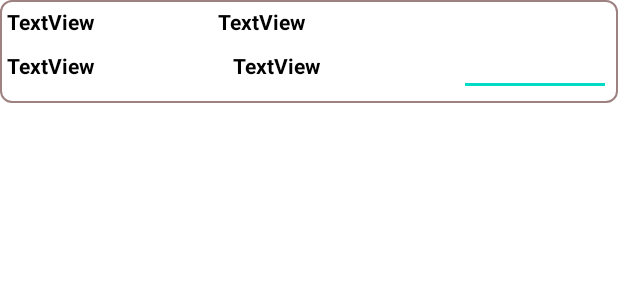
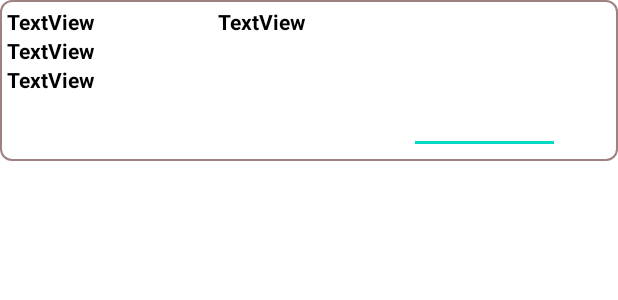
Before and after one commit to codelabs2022/HM_TEXAS, an Android app: the layout item_stockitem.xml on its own in the app's theme, with its tools: preview values and no code run, on a phone screen of 412 x 824 dp. Shown: the top 300 px of the screen. Run offline under Robolectric (Android 15) with nearby library versions, the phone set to English and light mode, and no system bars.

Commit message:
2025010 codes

```diff
--- a/app/build.gradle
+++ b/app/build.gradle
@@ -8,7 +8,7 @@ android {
 
     defaultConfig {
         applicationId "com.pda.hm_texas"
-        minSdk 29
+        minSdk 28
         targetSdk 34
         versionCode 2
         versionName "1.1"
--- a/app/src/main/java/com/pda/hm_texas/adapter/prod/OrderAdapter.java
+++ b/app/src/main/java/com/pda/hm_texas/adapter/prod/OrderAdapter.java
@@ -90,9 +90,9 @@ public class OrderAdapter extends RecyclerView.Adapter<OrderViewHolder>{
             holder.tvOrerLineNo.setText(String.valueOf(item.getProdOrderLineNo()));
             holder.tvItemNo.setText(item.getItemNo());
             holder.tvItemName.setText(item.getDescription());
-            holder.tvOrderQty.setText(item.getQuantity().stripTrailingZeros().toPlainString());
-            holder.tvOrderProdQty.setText(item.getFinishedQuantity().stripTrailingZeros().toPlainString());
-            holder.tvOrderRemainQty.setText(item.getRemainingQuantity().stripTrailingZeros().toPlainString());
+            holder.tvOrderQty.setText(item.getQuantity().stripTrailingZeros().toPlainString() + " "+ item.getUnitOfMeasureCode());
+            holder.tvOrderProdQty.setText(item.getFinishedQuantity().stripTrailingZeros().toPlainString()+ " "+ item.getUnitOfMeasureCode());
+            holder.tvOrderRemainQty.setText(item.getRemainingQuantity().stripTrailingZeros().toPlainString()+ " "+ item.getUnitOfMeasureCode());
         }
         catch (Exception ex){
             ex.printStackTrace();
--- a/app/src/main/java/com/pda/hm_texas/adapter/prod/ProdItemAdapter.java
+++ b/app/src/main/java/com/pda/hm_texas/adapter/prod/ProdItemAdapter.java
@@ -107,6 +107,9 @@ public class ProdItemAdapter extends RecyclerView.Adapter<ProdItemViewHolder>{
             holder.tvItemName.setText(item.getDescription());
             holder.tvBarcode.setText(item.getBarCode());
             holder.tvLot.setText(item.getLotNo());
+            holder.tvMfc.setText(item.getManufacturingDate());
+            holder.tvExp.setText(item.getExpirationDate());
+            holder.tvUnit.setText(item.getUnitofMeasureCode());
             holder.tvRemainQty.setText(item.getRemainingQuantity().stripTrailingZeros().toPlainString());
             holder.tvRemainQty.setOnKeyListener(new View.OnKeyListener() {
                 @Override
--- a/app/src/main/java/com/pda/hm_texas/adapter/prod/ProdItemViewHolder.java
+++ b/app/src/main/java/com/pda/hm_texas/adapter/prod/ProdItemViewHolder.java
@@ -11,7 +11,7 @@ import com.pda.hm_texas.R;
 
 public class ProdItemViewHolder extends RecyclerView.ViewHolder{
     public LinearLayout liItem;
-    public TextView tvItemNo, tvItemName, tvBarcode, tvLot,  tvRemainQty;
+    public TextView tvItemNo, tvItemName, tvBarcode, tvLot,  tvRemainQty, tvMfc, tvExp, tvUnit ;
 
     public ProdItemViewHolder(@NonNull View itemView) {
         super(itemView);
@@ -22,5 +22,8 @@ public class ProdItemViewHolder extends RecyclerView.ViewHolder{
         tvRemainQty = itemView.findViewById(R.id.etProdQty);
         tvBarcode = itemView.findViewById(R.id.tvStockItemBarcode);
         tvLot = itemView.findViewById(R.id.tvStockItemLotNo);
+        tvMfc = itemView.findViewById(R.id.tvStockItemMnf);
+        tvExp = itemView.findViewById(R.id.tvStockItemExp);
+        tvUnit = itemView.findViewById(R.id.tvStockItemUnit);
     }
 }
--- a/app/src/main/java/com/pda/hm_texas/adapter/prod/RecipeAdapter.java
+++ b/app/src/main/java/com/pda/hm_texas/adapter/prod/RecipeAdapter.java
@@ -89,8 +89,8 @@ public class RecipeAdapter extends RecyclerView.Adapter<RecipeViewHolder>{
             holder.tvItemNo.setText(item.getItemNo());
             holder.tvItemName.setText(item.getDescription());
             holder.tvloc.setText(item.getCompsLocation());
-            holder.tvNeedQty.setText(item.getExpectedQuantity().stripTrailingZeros().toPlainString());
-            holder.tvRemainQty.setText(item.getReleaseQty().stripTrailingZeros().toPlainString());
+            holder.tvNeedQty.setText(item.getExpectedQuantity().stripTrailingZeros().toPlainString() + " " + item.getUnit());
+            holder.tvRemainQty.setText(item.getReleaseQty().stripTrailingZeros().toPlainString()+ " " + item.getUnit());
         }
         catch (Exception ex){
             ex.printStackTrace();
--- a/app/src/main/java/com/pda/hm_texas/adapter/sale/SaleOrderAdapter.java
+++ b/app/src/main/java/com/pda/hm_texas/adapter/sale/SaleOrderAdapter.java
@@ -93,9 +93,9 @@ public class SaleOrderAdapter extends RecyclerView.Adapter<OrderViewHolder>{
             holder.tvOrerLineNo.setText(item.getSelltoCustomerName());
             holder.tvItemNo.setText(item.getItemNo());
             holder.tvItemName.setText(item.getDescription());
-            holder.tvOrderQty.setText(item.getOrderQty().stripTrailingZeros().toPlainString());
-            holder.tvOrderProdQty.setText(item.getQtyShipped().stripTrailingZeros().toPlainString());
-            holder.tvOrderRemainQty.setText(item.getQtyToShip().stripTrailingZeros().toPlainString());
+            holder.tvOrderQty.setText(item.getOrderQty().stripTrailingZeros().toPlainString() + " " + item.getUnitofMeasureCode() );
+            holder.tvOrderProdQty.setText(item.getQtyShipped().stripTrailingZeros().toPlainString() + " " + item.getUnitofMeasureCode());
+            holder.tvOrderRemainQty.setText(item.getQtyToShip().stripTrailingZeros().toPlainString()+ " " + item.getUnitofMeasureCode());
         }
         catch (Exception ex){
             ex.printStackTrace();
--- a/app/src/main/java/com/pda/hm_texas/adapter/sale/SaleOrderItemAdapter.java
+++ b/app/src/main/java/com/pda/hm_texas/adapter/sale/SaleOrderItemAdapter.java
@@ -92,7 +92,7 @@ public class SaleOrderItemAdapter  extends RecyclerView.Adapter<SaleLotInStockVi
             holder.tvItemName.setText(item.getDescription());
             holder.tvBarcode.setText(item.getBarCode());
             holder.tvLot.setText(item.getLotNo());
-            holder.tvRemainQty.setText(item.getRemainingQuantity().stripTrailingZeros().toPlainString());
+            holder.tvRemainQty.setText(item.getRemainingQuantity().stripTrailingZeros().toPlainString() + " "+item.getUnitofMeasureCode());
             holder.tvMnf.setText(item.getManufacturingDate());
             holder.tvExp.setText(item.getExpirationDate());
             holder.tvLoc.setText(item.getLocationCode());
--- a/app/src/main/java/com/pda/hm_texas/helper/RetorfitHelper.java
+++ b/app/src/main/java/com/pda/hm_texas/helper/RetorfitHelper.java
@@ -19,8 +19,8 @@ public class RetorfitHelper {
 
     //public static final String USE_URL = "http://1.215.46.190:5701/";
     //public static final String USE_URL = "http://192.168.219.128:5702/";
-    //public static final String USE_URL =  "http://192.168.0.24:8080/";
     public static final String USE_URL =  "http://192.168.0.26:8080/";
+    //public static final String USE_URL =  "http://192.168.50.76:8080/";
     //public static final String USE_URL =  "http://4.255.209.126:8080/";
 
 
--- a/app/src/main/java/com/pda/hm_texas/impl/ApiService.java
+++ b/app/src/main/java/com/pda/hm_texas/impl/ApiService.java
@@ -60,7 +60,7 @@ public interface ApiService {
     Call<List<SaleOrderDTO>> getSaleOrder(@Query("from") String from, @Query("to") String to, @Query("vender") String vender);
 
     @POST("/pda/sale/stockinlot")
-    Call<List<StockItemDTO>> getSaleLotInStock(@Query("item") String item, @Query("loc") String loc);
+    Call<List<StockItemDTO>> getSaleLotInStock(@Query("ordno") String ordno, @Query("lineno") String lineno, @Query("item") String item, @Query("loc") String loc);
 
     @POST("/pda/sale/finditem")
     Call<List<StockItemDTO>> getSaleFindBarcode(@Query("item") String item, @Query("barcode") String barcode, @Query("loc") String loc);
--- a/app/src/main/java/com/pda/hm_texas/views/mat/ProdActivity.java
+++ b/app/src/main/java/com/pda/hm_texas/views/mat/ProdActivity.java
@@ -92,7 +92,7 @@ public class ProdActivity extends AppCompatActivity implements View.OnClickListe
         tvOrder.setText(ProdHelper.getInstance().getProdOrder().getProdOrderNo());
         tvItem.setText(ProdHelper.getInstance().getProdOrder().getDescription());
         tvLoc.setText(ProdHelper.getInstance().getProdOrder().getLocationCode());
-        tvQty.setText(ProdHelper.getInstance().getProdOrder().getRemainingQuantity().stripTrailingZeros().toPlainString());
+        tvQty.setText(ProdHelper.getInstance().getProdOrder().getRemainingQuantity().stripTrailingZeros().toPlainString() + " "+ ProdHelper.getInstance().getProdOrder().getUnitOfMeasureCode());
 
         Button btnReg = findViewById(R.id.btnMatReg);
         btnReg.setOnClickListener(this::onClick);
--- a/app/src/main/res/layout/item_stockitem.xml
+++ b/app/src/main/res/layout/item_stockitem.xml
@@ -5,7 +5,7 @@
     android:layout_height="wrap_content"
     android:background="@drawable/groupbox"
     android:orientation="vertical"
-    android:weightSum="2">
+    android:weightSum="3">
 
     <LinearLayout
         android:layout_width="match_parent"
@@ -41,14 +41,12 @@
         android:layout_width="match_parent"
         android:layout_height="wrap_content"
         android:layout_weight="1"
-        android:orientation="horizontal"
-        android:weightSum="12">
+        android:orientation="vertical">
 
         <TextView
             android:id="@+id/tvStockItemBarcode"
-            android:layout_width="0dp"
-            android:layout_height="match_parent"
-            android:layout_weight="4.5"
+            android:layout_width="match_parent"
+            android:layout_height="wrap_content"
             android:gravity="center|left"
             android:text="TextView"
             android:textColor="@color/black"
@@ -57,19 +55,46 @@
 
         <TextView
             android:id="@+id/tvStockItemLotNo"
-            android:layout_width="0dp"
-            android:layout_height="match_parent"
-            android:layout_weight="4.5"
+            android:layout_width="match_parent"
+            android:layout_height="wrap_content"
             android:gravity="center|left"
             android:text="TextView"
             android:textColor="@color/black"
+            android:textSize="14sp"
+            android:textStyle="bold" />
+    </LinearLayout>
+
+    <LinearLayout
+        android:layout_width="match_parent"
+        android:layout_height="wrap_content"
+        android:layout_weight="1"
+        android:orientation="horizontal"
+        android:weightSum="12">
+
+        <TextView
+            android:id="@+id/tvStockItemMnf"
+            android:layout_width="0dp"
+            android:layout_height="wrap_content"
+            android:layout_weight="4"
+            android:gravity="center"
+            android:textAlignment="gravity"
+            android:textSize="14sp"
+            android:textStyle="bold" />
+
+        <TextView
+            android:id="@+id/tvStockItemExp"
+            android:layout_width="0dp"
+            android:layout_height="wrap_content"
+            android:layout_weight="4"
+            android:gravity="center"
+            android:textAlignment="gravity"
             android:textSize="14sp"
             android:textStyle="bold" />
 
         <EditText
             android:id="@+id/etProdQty"
             android:layout_width="0dp"
-            android:layout_height="match_parent"
+            android:layout_height="wrap_content"
             android:layout_weight="3"
             android:ems="10"
             android:gravity="center|right"
@@ -77,5 +102,14 @@
             android:textColor="@color/blue"
             android:textSize="14sp"
             android:textStyle="bold" />
+
+        <TextView
+            android:id="@+id/tvStockItemUnit"
+            android:layout_width="0dp"
+            android:layout_height="wrap_content"
+            android:layout_weight="1"
+            android:gravity="center"
+            android:textSize="14sp"
+            android:textStyle="bold" />
     </LinearLayout>
 </LinearLayout>
--- a/app/src/main/res/layout/item_view_stockitem.xml
+++ b/app/src/main/res/layout/item_view_stockitem.xml
@@ -19,7 +19,7 @@
             android:id="@+id/tvSaleItemNo"
             android:layout_width="0dp"
             android:layout_height="match_parent"
-            android:layout_weight="3.5"
+            android:layout_weight="4.3"
             android:gravity="center|left"
             android:textColor="@color/black"
             android:textSize="14sp"
@@ -29,7 +29,7 @@
             android:id="@+id/tvSaleItemName"
             android:layout_width="0dp"
             android:layout_height="match_parent"
-            android:layout_weight="6.5"
+            android:layout_weight="5.7"
             android:gravity="center|left"
             android:textColor="@color/black"
             android:textSize="14sp"
```
Also changed, not shown: app/src/main/java/com/pda/hm_texas/dto/ProdCompsDTO.java (+12 -0 lines), app/src/main/java/com/pda/hm_texas/dto/ProdOrderDTO.java (+13 -0 lines), app/src/main/java/com/pda/hm_texas/views/sale/SalePickingActivity.java (+17 -1 lines), app/src/main/java/com/pda/hm_texas/views/stock/ItemInfoActivity.java (+12 -1 lines), app/src/main/res/layout/item_recipe.xml (+8 -8 lines), 2 other files.
